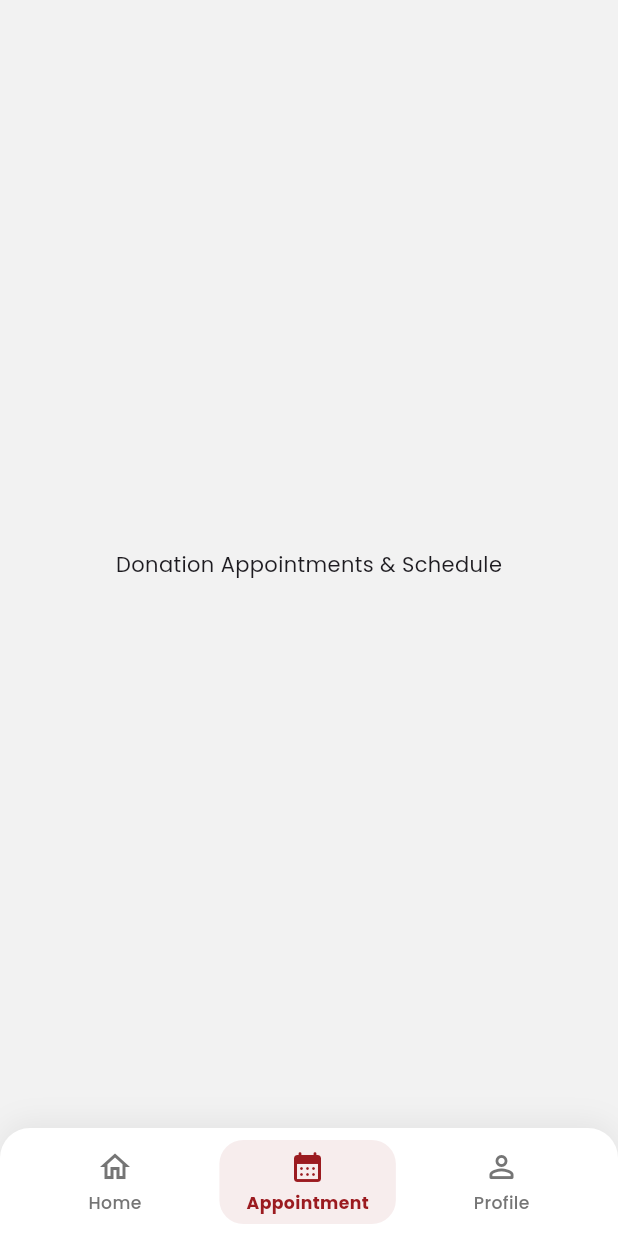
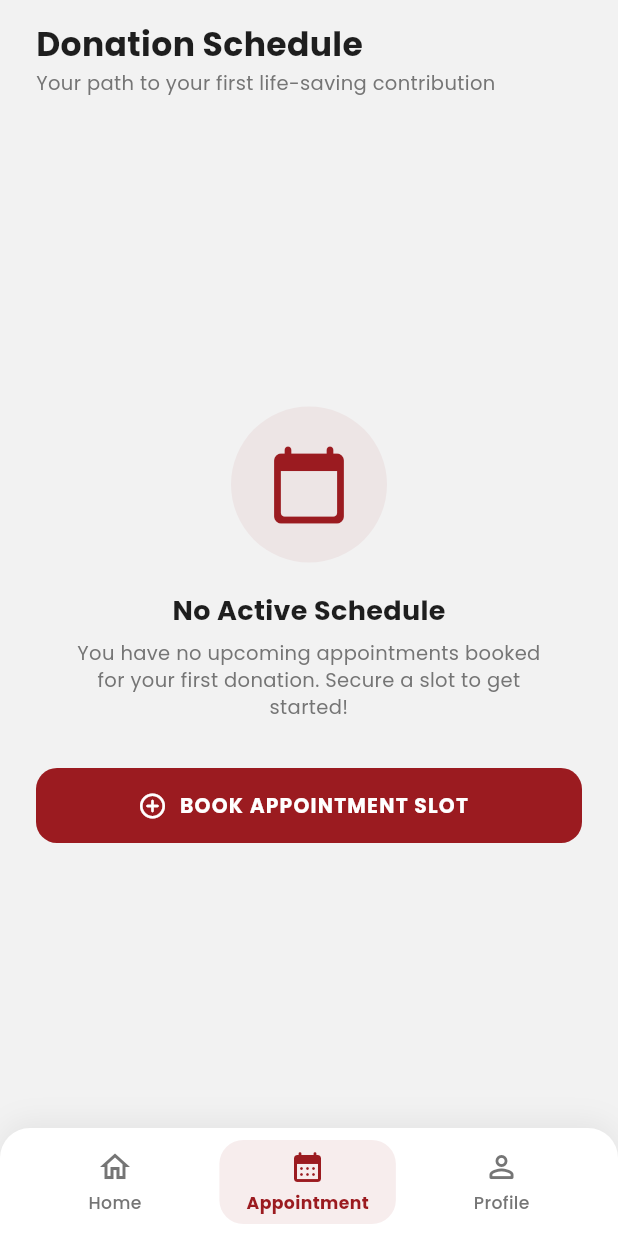
Before and after one commit to aliahkono/resq_app, a Flutter app: the HomeView screen opened directly, item 2 of the bottom bar chosen, on a phone screen of 412 x 824 dp. Run offline on Flutter 3.47's test engine with Material 3 defaults, Android fonts, the phone set to English and light mode, and no system bars; our stand-ins replace google_fonts.

Commit message:
feat: implement appointment views (eligible, ineligible, no active schedule) and integrate tab switching in HomeView

```diff
--- a/lib/views/appointment/no_active_sched_view.dart
+++ b/lib/views/appointment/no_active_sched_view.dart
@@ -0,0 +1,119 @@
+import 'package:flutter/material.dart';
+import 'package:resq/utils/constants/theme_constants.dart';
+
+class NoActiveSchedView extends StatelessWidget {
+  final bool isFirstTimeDonor;
+  final VoidCallback onBookAppointment;
+
+  const NoActiveSchedView({
+    super.key,
+    this.isFirstTimeDonor = false,
+    required this.onBookAppointment,
+  });
+
+  @override
+  Widget build(BuildContext context) {
+    return Scaffold(
+      backgroundColor: ResQTheme.bgOffWhite,
+      body: SafeArea(
+        child: Padding(
+          padding: const EdgeInsets.symmetric(horizontal: 24.0, vertical: 16.0),
+          child: Column(
+            crossAxisAlignment: CrossAxisAlignment.start,
+            children: [
+              // Header
+              Text(
+                'Donation Schedule',
+                style: ResQTheme.heading1.copyWith(
+                  fontSize: 22,
+                  fontWeight: FontWeight.bold,
+                  color: ResQTheme.textDark,
+                ),
+              ),
+              const SizedBox(height: 4),
+              Text(
+                isFirstTimeDonor
+                    ? 'Your path to your first life-saving contribution'
+                    : 'Manage your donation cycles and active bookings',
+                style: TextStyle(fontSize: 13, color: ResQTheme.textMuted),
+              ),
+              const SizedBox(height: 32),
+
+              // Empty State Banner / Card
+              Expanded(
+                child: Center(
+                  child: Column(
+                    mainAxisAlignment: MainAxisAlignment.center,
+                    children: [
+                      Container(
+                        padding: const EdgeInsets.all(24),
+                        decoration: BoxDecoration(
+                          color: ResQTheme.primaryCrimson.withValues(alpha: 0.06),
+                          shape: BoxShape.circle,
+                        ),
+                        child: Icon(
+                          Icons.calendar_today_rounded,
+                          size: 56,
+                          color: ResQTheme.primaryCrimson,
+                        ),
+                      ),
+                      const SizedBox(height: 20),
+                      Text(
+                        'No Active Schedule',
+                        style: ResQTheme.heading2.copyWith(
+                          fontSize: 18,
+                          fontWeight: FontWeight.bold,
+                          color: ResQTheme.textDark,
+                        ),
+                      ),
+                      const SizedBox(height: 8),
+                      Padding(
+                        padding: const EdgeInsets.symmetric(horizontal: 20.0),
+                        child: Text(
+                          isFirstTimeDonor
+                              ? 'You have no upcoming appointments booked for your first donation. Secure a slot to get started!'
+                              : 'You are currently eligible, but have no appointments scheduled for your next donation cycle.',
+                          textAlign: TextAlign.center,
+                          style: TextStyle(
+                            fontSize: 13,
+                            color: ResQTheme.textMuted,
+                            height: 1.4,
+                          ),
+                        ),
+                      ),
+                      const SizedBox(height: 32),
+                      SizedBox(
+                        width: double.infinity,
+                        height: 50,
+                        child: ElevatedButton.icon(
+                          onPressed: onBookAppointment,
+                          style: ElevatedButton.styleFrom(
+                            backgroundColor: ResQTheme.primaryCrimson,
+                            foregroundColor: Colors.white,
+                            elevation: 0,
+                            shape: RoundedRectangleBorder(
+                              borderRadius: BorderRadius.circular(14),
+                            ),
+                          ),
+                          icon: const Icon(Icons.add_circle_outline_rounded, size: 20),
+                          label: const Text(
+                            'BOOK APPOINTMENT SLOT',
+                            style: TextStyle(
+                              fontWeight: FontWeight.bold,
+                              fontSize: 13.5,
+                              letterSpacing: 0.8,
+                            ),
+                          ),
+                        ),
+                      ),
+                    ],
+                  ),
+                ),
+              ),
+            ],
+          ),
+        ),
+      ),
+    );
+  }
+}
--- a/lib/views/home/home_view.dart
+++ b/lib/views/home/home_view.dart
@@ -1,6 +1,10 @@
 import 'package:flutter/material.dart';
 import 'package:resq/model/screening_input_model.dart';
 import 'package:resq/utils/algo/decision_tree_class.dart';
+import 'package:resq/views/appointment/eligible_appoint_view.dart';
+import 'package:resq/views/appointment/ineligible_appoint_view.dart';
+import 'package:resq/views/appointment/no_active_sched_view.dart';
+import 'package:resq/views/auth/registration_wiz_view.dart';
 import 'package:resq/views/home/eligible_home_view.dart';
 import 'package:resq/views/home/ineligible_home_view.dart';
 import 'package:resq/widgets/custom_bot_nav_bar.dart';
@@ -55,6 +59,7 @@ class _HomeViewState extends State<HomeView> {
 
   Widget _buildBody() {
     switch (_currentTabIndex) {
+    // TAB 0: Home Dashboard
       case 0:
         return _effectiveResult.isEligible
             ? EligibleHomeView(isFirstTimeDonor: _isFirstTime)
@@ -62,10 +67,48 @@ class _HomeViewState extends State<HomeView> {
           classificationResult: _effectiveResult,
           isFirstTimeDonor: _isFirstTime,
         );
+
+    // TAB 1: Schedule / Appointment View (INTEGRATED HERE)
       case 1:
-        return const Center(child: Text('Donation Appointments & Schedule'));
+        return _effectiveResult.isEligible
+            ? NoActiveSchedView(
+          isFirstTimeDonor: _isFirstTime,
+          onBookAppointment: () {
+            Navigator.of(context).push(
+              MaterialPageRoute(
+                builder: (context) => EligibleAppointView(
+                  isFirstTimeDonor: _isFirstTime,
+                  onBookingCompleted: () {
+                    Navigator.pop(context);
+                    ScaffoldMessenger.of(context).showSnackBar(
+                      const SnackBar(
+                        content: Text('Appointment slot confirmed successfully!'),
+                        backgroundColor: Colors.green,
+                        behavior: SnackBarBehavior.floating,
+                      ),
+                    );
+                  },
+                ),
+              ),
+            );
+          },
+        )
+            : IneligibleAppointView(
+          isFirstTimeDonor: _isFirstTime,
+          daysRemaining: _effectiveResult.daysRemaining,
+          onRefreshScreening: () {
+            Navigator.of(context).push(
+              MaterialPageRoute(
+                builder: (context) => const RegistrationWizView(),
+              ),
+            );
+          },
+        );
+
+    // TAB 2: Profile & Settings
       case 2:
         return const Center(child: Text('Donor Profile & Settings'));
+
       default:
         return const SizedBox.shrink();
     }
```
Also changed, not shown: lib/views/appointment/eligible_appoint_view.dart (+210 -0 lines), lib/views/appointment/ineligible_appoint_view.dart (+150 -0 lines).
